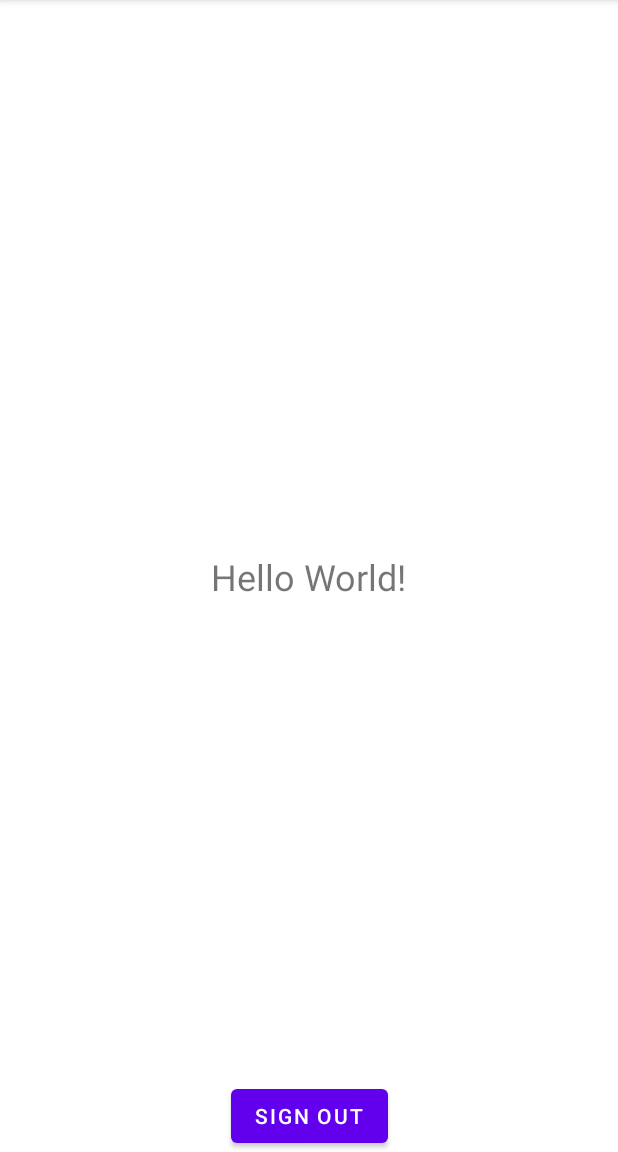
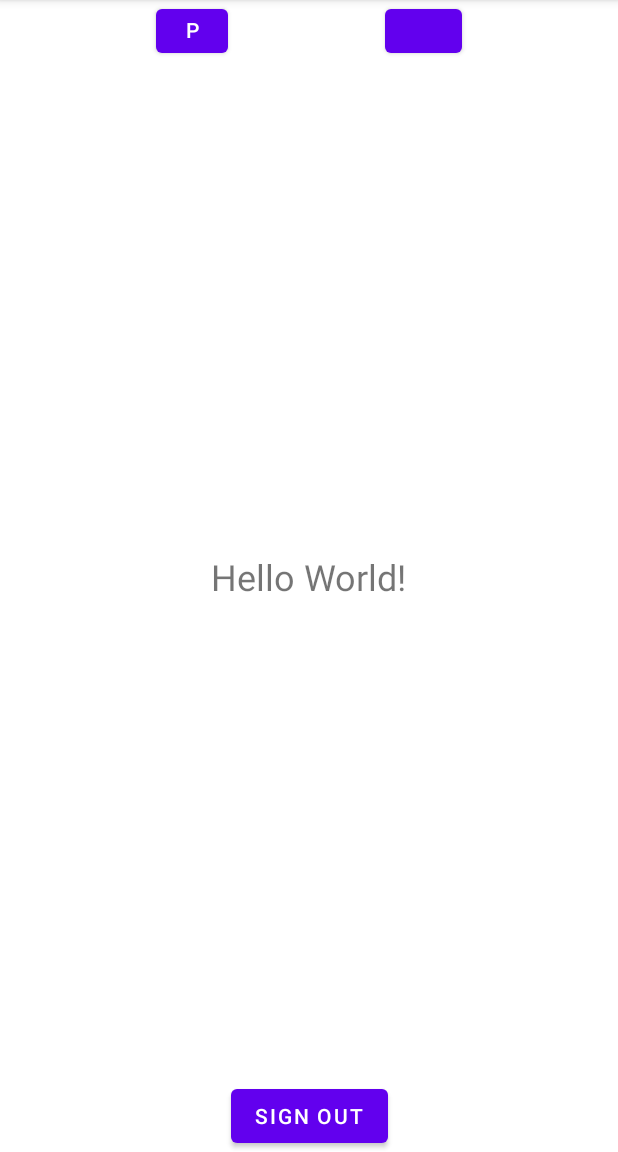
Before and after one commit to AlezZgo/SignInGoogle, an Android app: the MainActivity screen opened directly, with no data from a screen before it, on a phone screen of 412 x 824 dp, the part 84-1236 px from its top. Run offline under Robolectric (Android 15) with nearby library versions, the phone set to English and light mode, and no system bars; 3 statements that could not run were skipped.

```diff
--- a/app/build.gradle
+++ b/app/build.gradle
@@ -8,7 +8,7 @@ android {
 
     defaultConfig {
         applicationId "com.example.signingoogle"
-        minSdk 21
+        minSdk 23
         targetSdk 32
         versionCode 1
         versionName "1.0"
@@ -41,6 +41,7 @@ dependencies {
     implementation 'androidx.appcompat:appcompat:1.4.1'
     implementation 'com.google.android.material:material:1.5.0'
     implementation 'androidx.constraintlayout:constraintlayout:2.1.3'
+    implementation 'androidx.security:security-crypto-ktx:1.1.0-alpha03'
     testImplementation 'junit:junit:4.13.2'
     androidTestImplementation 'androidx.test.ext:junit:1.1.3'
     androidTestImplementation 'androidx.test.espresso:espresso-core:3.4.0'
--- a/app/src/main/java/com/example/signingoogle/MainActivity.kt
+++ b/app/src/main/java/com/example/signingoogle/MainActivity.kt
@@ -1,19 +1,27 @@
 package com.example.signingoogle
 
-import android.annotation.SuppressLint
 import android.content.Intent
+import android.content.SharedPreferences
+import android.os.Build
+import android.os.Bundle
+import android.widget.Toast
+import androidx.annotation.RequiresApi
 import androidx.appcompat.app.AppCompatActivity
-import android.os.Bundle
+import androidx.security.crypto.EncryptedSharedPreferences
+import androidx.security.crypto.MasterKeys
 import com.example.signingoogle.databinding.ActivityMainBinding
 import com.google.android.gms.auth.api.signin.GoogleSignIn
 import com.google.android.gms.auth.api.signin.GoogleSignInClient
 import com.google.android.gms.auth.api.signin.GoogleSignInOptions
+import kotlin.random.Random
+
 
 class MainActivity : AppCompatActivity() {
     private lateinit var binding: ActivityMainBinding
     private lateinit var options: GoogleSignInOptions
     private lateinit var client: GoogleSignInClient
 
+    @RequiresApi(Build.VERSION_CODES.M)
     override fun onCreate(savedInstanceState: Bundle?) {
         super.onCreate(savedInstanceState)
         binding = ActivityMainBinding.inflate(layoutInflater)
@@ -26,6 +34,27 @@ class MainActivity : AppCompatActivity() {
             .build()
 
         client = GoogleSignIn.getClient(this,options)
+
+        val masterKeyAlias: String = MasterKeys.getOrCreate(MasterKeys.AES256_GCM_SPEC)
+
+        val sharedPreferences: SharedPreferences = EncryptedSharedPreferences.create(
+            "secret_shared_prefs",
+            masterKeyAlias,
+            this,
+            EncryptedSharedPreferences.PrefKeyEncryptionScheme.AES256_SIV,
+            EncryptedSharedPreferences.PrefValueEncryptionScheme.AES256_GCM
+        )
+
+        val editor = sharedPreferences.edit()
+
+        binding.putBtn.setOnClickListener {
+            val member =  3
+            editor.putInt("member",8).apply()
+        }
+
+        binding.showBtn.setOnClickListener {
+            Toast.makeText(this,sharedPreferences.getInt("member",3).toString(),Toast.LENGTH_LONG).show()
+        }
 
 
         val account = GoogleSignIn.getLastSignedInAccount(this)
--- a/app/src/main/res/layout/activity_main.xml
+++ b/app/src/main/res/layout/activity_main.xml
@@ -26,4 +26,24 @@
         app:layout_constraintEnd_toEndOf="parent"
         app:layout_constraintStart_toStartOf="parent" />
 
+    <Button
+        android:id="@+id/showBtn"
+        android:layout_width="51dp"
+        android:layout_height="41dp"
+        app:layout_constraintEnd_toEndOf="parent"
+        app:layout_constraintHorizontal_bias="0.5"
+        app:layout_constraintStart_toEndOf="@+id/putBtn"
+        tools:layout_editor_absoluteY="553dp"
+        tools:text="show" />
+
+    <Button
+        android:id="@+id/putBtn"
+        android:layout_width="48dp"
+        android:layout_height="41dp"
+        android:text="Put"
+        app:layout_constraintEnd_toStartOf="@+id/showBtn"
+        app:layout_constraintHorizontal_bias="0.5"
+        app:layout_constraintStart_toStartOf="parent"
+        tools:layout_editor_absoluteY="553dp" />
+
 </androidx.constraintlayout.widget.ConstraintLayout>
```
